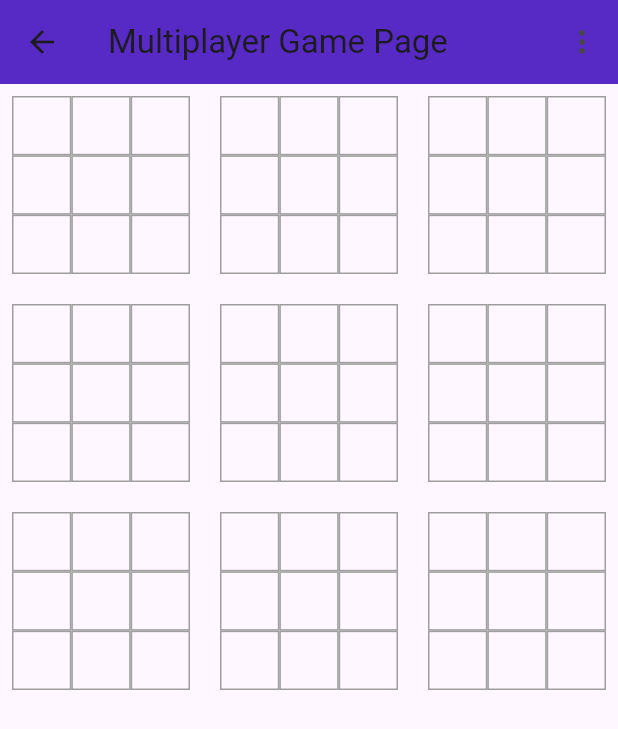
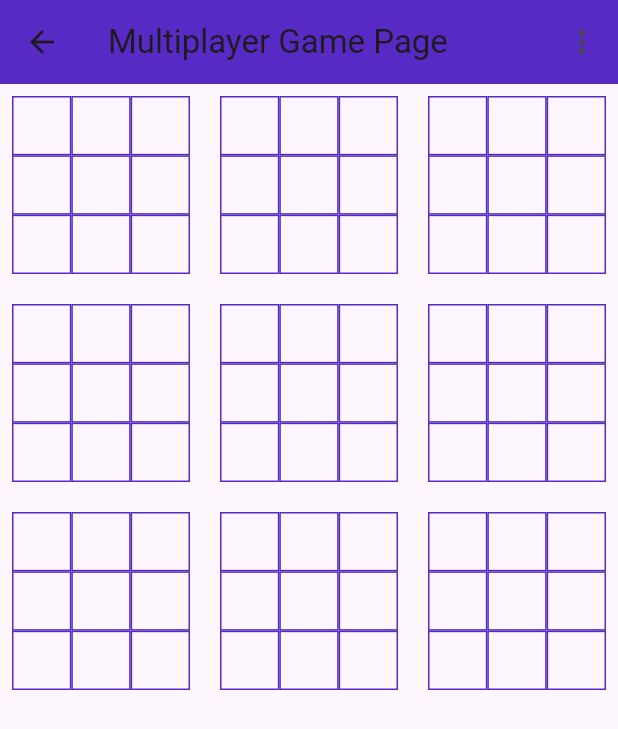
Before and after one commit to Hershey49/tt_squared, a Flutter app: the GamePage screen opened directly, on a phone screen of 412 x 824 dp. Shown: the top 729 px of the screen. Run offline on Flutter 3.47's test engine with Material 3 defaults, Android fonts, the phone set to English and light mode, and no system bars; our stand-ins replace audioplayers.

Commit message:
leftover stuff

```diff
--- a/lib/main.dart
+++ b/lib/main.dart
@@ -518,7 +518,7 @@ final Player = AudioPlayer();
                       onTap:() => _tapped(index, i),
                       child: Container(
                         decoration: BoxDecoration(
-                          border: Border.all(color: Colors.grey),
+                          border: Border.all(color: Color.fromARGB(255, 87, 42, 197)),
                         ),
                         child: Center(
                           child: Text(displayPiece[index][i]),
@@ -694,7 +694,7 @@ int CPUindex = 0;
                     onTap:() => _tapped(index, i),
                     child: Container(
                       decoration: BoxDecoration(
-                        border: Border.all(color: Colors.grey),
+                        border: Border.all(color: Color.fromARGB(255, 87, 42, 197)),
                       ),
                       child: Center(
                         child: Text(displayPiece[index][i]),
@@ -726,8 +726,6 @@ void _tapped(int index, int i) {
       if (playerState == false) {
         nextMove = getCPUmove(nextMove);
         playerState = !playerState;
-
-        //
       }
 
       // Calls the checkWin Function for small board
```
